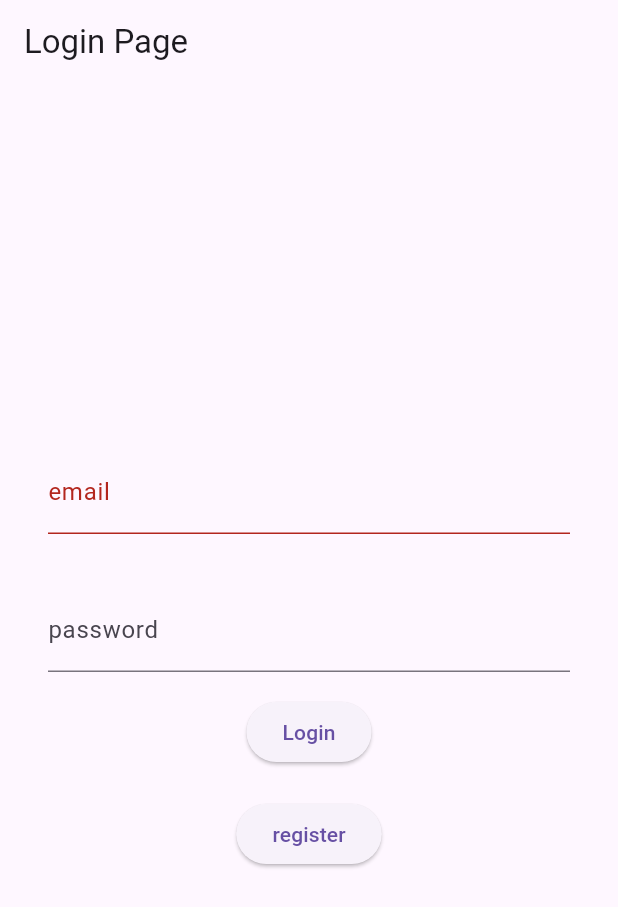
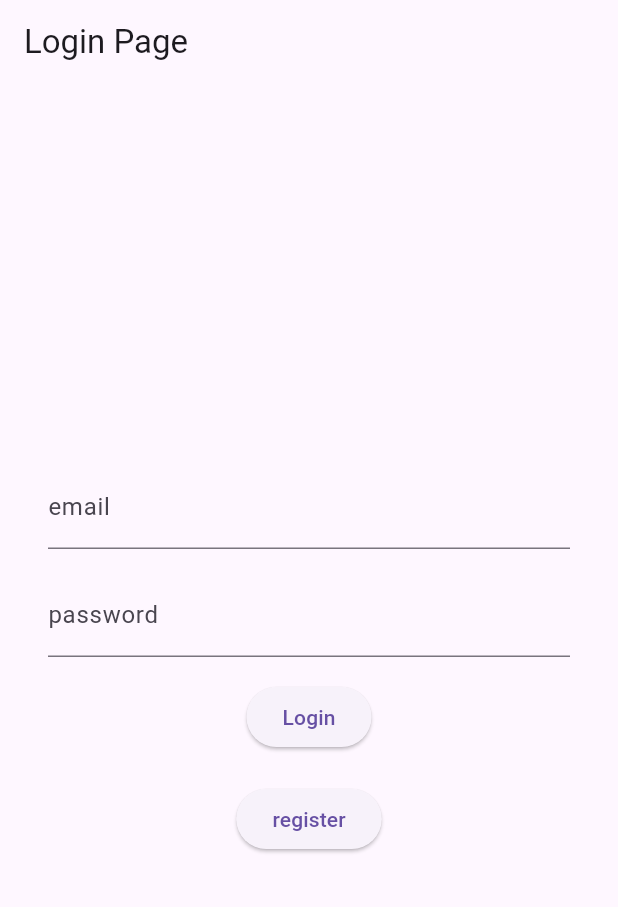
Before and after one commit to bramba2000/crowDJ, a Flutter app: the screen it shows after launch, on a phone screen of 412 x 824 dp. Shown: the top 907 px of the screen. Run offline on Flutter 3.47's test engine with Material 3 defaults, Android fonts, the phone set to English and light mode, and no system bars; our stand-ins replace cloud_firestore, firebase_auth, firebase_core, flutter_map, flutter_riverpod, freezed_annotation and 4 more; missing offline and left inert: geoflutterfire2, spotify; accounts and stored records are empty; generated files the repository leaves out were written again.

```diff
--- a/crowdj_app/lib/feature/music/data/music_data_source.dart
+++ b/crowdj_app/lib/feature/music/data/music_data_source.dart
@@ -21,7 +21,7 @@ class MusicDataSource {
   /// and optionally a [FirebaseFirestore] instance.
   /// See default constuctor for more details
   factory MusicDataSource.fromCredentials(
-      String clientId, String clientSecret, FirebaseFirestore? instance) {
+      String clientId, String clientSecret, {FirebaseFirestore? instance}) {
     final credentials = SpotifyApiCredentials(clientId, clientSecret);
     final spotify = SpotifyApi(credentials);
     return MusicDataSource(spotify, instance: instance);
--- /dev/null
+++ b/crowdj_app/lib/pages/login_page.dart
@@ -0,0 +1,119 @@
+import 'package:flutter/material.dart';
+import 'package:flutter/scheduler.dart';
+import 'package:flutter_riverpod/flutter_riverpod.dart';
+import 'package:go_router/go_router.dart';
+
+import '../feature/auth/data/auth_data_source.dart';
+import '../feature/auth/data/user_data_source.dart';
+import '../feature/auth/providers/authentication_provider.dart';
+import '../feature/auth/providers/state/authentication_state.dart';
+
+class LoginPage extends ConsumerStatefulWidget {
+  const LoginPage({super.key});
+
+  @override
+  ConsumerState<LoginPage> createState() => _LoginPageState();
+}
+
+class _LoginPageState extends ConsumerState<LoginPage> {
+  final TextEditingController _usernameController = TextEditingController();
+  final TextEditingController _passwordController = TextEditingController();
+  final provider = authNotifierProvider(AuthDataSource(), UserDataSource());
+
+  Future<void> _login() async {
+    await ref
+        .read(provider.notifier)
+        .signIn(_usernameController.text, _passwordController.text);
+  }
+
+  @override
+  Widget build(BuildContext context) {
+    var watch = ref.watch(provider);
+    return Scaffold(
+      appBar: AppBar(
+        title: const Text('Login Page'),
+      ),
+      body: Container(
+        padding: const EdgeInsets.all(16.0),
+        child: LayoutBuilder(
+          builder: (BuildContext context, BoxConstraints constraints) {
+            if (watch is AuthenticationStateUnauthenticated) {
+              //TODO: improve error handling and display
+              SchedulerBinding.instance.addPostFrameCallback((timeStamp) {
+                _showSnackBar(watch);
+              });
+            }
+            if (constraints.maxWidth > 600) {
+              return _desktopPage();
+            } else {
+              return _mobilePage();
+            }
+          },
+        ),
+      ),
+    );
+
+  }
+
+  void _showSnackBar(var watch) {
+    ScaffoldMessenger.of(context).showSnackBar(
+      SnackBar(
+        content: Text(watch.message),
+      ),
+    );
+  }
+
+  Widget _mobilePage() {
+    return Padding(
+      padding: const EdgeInsets.all(16.0),
+      child: loginForm(),
+    );
+  }
+
+  Widget _desktopPage() {
+    return Row(
+      crossAxisAlignment: CrossAxisAlignment.center,
+      children: [
+        Expanded(
+          flex: 2,
+          child: Padding(
+            padding: const EdgeInsets.all(25),
+            child: loginForm(),
+          ),
+        ),
+        Expanded(
+          flex: 3,
+          child: Image.asset('lib/assets/crow.jpg'),
+        )
+      ],
+    );
+  }
+
+  Widget loginForm() {
+    return Column(
+      mainAxisAlignment: MainAxisAlignment.center,
+      children: [
+        TextField(
+          controller: _usernameController,
+          decoration: const InputDecoration(labelText: 'email'),
+        ),
+        const SizedBox(height: 16.0),
+        TextField(
+          controller: _passwordController,
+          obscureText: true,
+          decoration: const InputDecoration(labelText: 'password'),
+        ),
+        const SizedBox(height: 16.0),
+        ElevatedButton(
+          onPressed: _login,
+          child: const Text('Login'),
+        ),
+        const SizedBox(height: 20.0),
+        ElevatedButton(
+          onPressed: () => context.replace('/signin'),
+          child: const Text('register'),
+        ),
+      ],
+    );
+  }
+}
```
Also changed, not shown: crowdj_app/lib/core/router/router.dart (+5 -5 lines), crowdj_app/lib/pages/app/EventPage.dart (renamed from crowdj_app/lib/feature/auth/pages/app/EventPage.dart, +178 -69 lines), crowdj_app/lib/pages/app/djPages/CreateNewEventPage.dart (renamed from crowdj_app/lib/feature/auth/pages/app/djPages/CreateNewEventPage.dart, +11 -11 lines), crowdj_app/lib/pages/app/home_page.dart (renamed from crowdj_app/lib/feature/auth/pages/app/home_page.dart, +13 -16 lines), crowdj_app/lib/pages/signin_page.dart (renamed from crowdj_app/lib/feature/auth/pages/signin_page.dart, +5 -5 lines), crowdj_app/lib/utils/Song.dart (deleted, +0 -14 lines).
